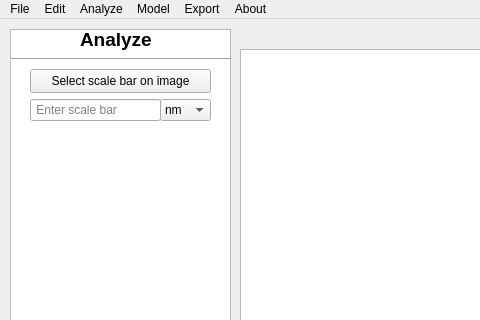
Nikolajkng/NanoparticleAnalysis, file src/gui/ui_designs/gui_prototype1.2_graphics_view.ui: the form before one commit; both pictures show x 0 to 480 and y 0 to 320 of the 1326 by 801 pixel window.
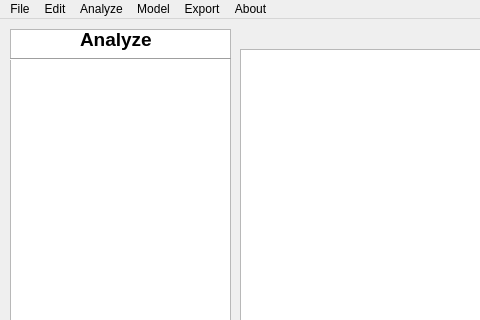
The form after the commit.

Commit message: Removed old set scale function

Diff of the .ui file:
```diff
--- a/src/gui/ui_designs/gui_prototype1.2_graphics_view.ui
+++ b/src/gui/ui_designs/gui_prototype1.2_graphics_view.ui
@@ -307,70 +307,6 @@
      <enum>QAbstractScrollArea::AdjustToContents</enum>
     </property>
    </widget>
-   <widget class="QLineEdit" name="barScaleInputField">
-    <property name="geometry">
-     <rect>
-      <x>30</x>
-      <y>80</y>
-      <width>131</width>
-      <height>22</height>
-     </rect>
-    </property>
-    <property name="inputMethodHints">
-     <set>Qt::ImhNone</set>
-    </property>
-    <property name="text">
-     <string/>
-    </property>
-    <property name="placeholderText">
-     <string> Enter scale bar</string>
-    </property>
-   </widget>
-   <widget class="QComboBox" name="unit_checkbox">
-    <property name="geometry">
-     <rect>
-      <x>160</x>
-      <y>80</y>
-      <width>51</width>
-      <height>22</height>
-     </rect>
-    </property>
-    <property name="sizePolicy">
-     <sizepolicy hsizetype="Expanding" vsizetype="Fixed">
-      <horstretch>0</horstretch>
-      <verstretch>0</verstretch>
-     </sizepolicy>
-    </property>
-    <item>
-     <property name="text">
-      <string>nm</string>
-     </property>
-    </item>
-    <item>
-     <property name="text">
-      <string>μm</string>
-     </property>
-    </item>
-   </widget>
-   <widget class="QPushButton" name="selectBarScaleButton">
-    <property name="geometry">
-     <rect>
-      <x>30</x>
-      <y>50</y>
-      <width>181</width>
-      <height>24</height>
-     </rect>
-    </property>
-    <property name="sizePolicy">
-     <sizepolicy hsizetype="Expanding" vsizetype="Expanding">
-      <horstretch>0</horstretch>
-      <verstretch>0</verstretch>
-     </sizepolicy>
-    </property>
-    <property name="text">
-     <string>Select scale bar on image</string>
-    </property>
-   </widget>
    <widget class="Line" name="line">
     <property name="geometry">
      <rect>
```
Left out of the diff: 2 changed lines with no effect on the pictures. The commit also changes 7 other files.
